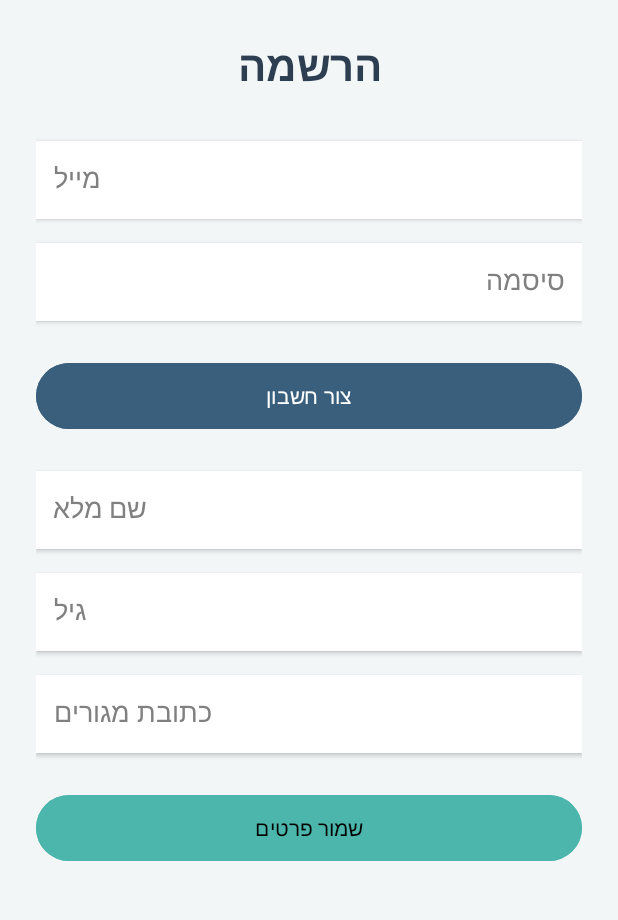
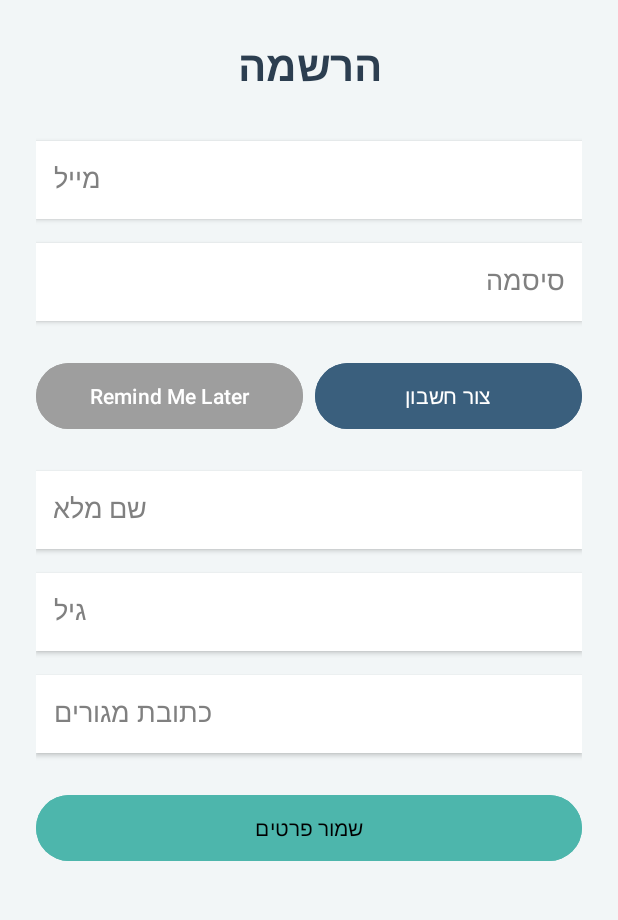
Before and after one commit to sagieCO/MyFirstApplication, an Android app: the MainActivity screen opened directly, with no data from a screen before it, in the side drawer, after a tap on "הרשמה", on a phone screen of 412 x 824 dp, the part 96-1016 px from its top. Run offline under Robolectric (Android 15) with nearby library versions, the light colour scheme and no system bars; our stand-ins replace CircleImageView, Firebase (no records; nobody signed in at launch, a user with empty details on screens opened directly).

Commit message:
fixing the menuBar

```diff
--- a/app/src/main/java/com/sagie/myfirstapplication/BaseActivity.java
+++ b/app/src/main/java/com/sagie/myfirstapplication/BaseActivity.java
@@ -9,6 +9,7 @@ import android.widget.Toast;
 
 import androidx.appcompat.app.AppCompatActivity;
 import androidx.appcompat.widget.Toolbar;
+import androidx.core.view.WindowCompat;
 import androidx.drawerlayout.widget.DrawerLayout;
 
 import com.bumptech.glide.Glide;
@@ -26,10 +27,11 @@ public class BaseActivity extends AppCompatActivity {
     @Override
     protected void onCreate(Bundle savedInstanceState) {
         super.onCreate(savedInstanceState);
-
+        WindowCompat.setDecorFitsSystemWindows(getWindow(),false);
         setContentView(R.layout.base_layout);
         setupMenu();
     }
+
 
     protected void setupMenu() {
 
@@ -81,7 +83,10 @@ public class BaseActivity extends AppCompatActivity {
         navigationView.setNavigationItemSelectedListener(item -> {
             int id = item.getItemId();
 
-            if (id == R.id.btnLogin) {
+            if (id == R.id.btnHome) {
+                startActivity(new Intent(this, MainActivity.class));
+            }
+            else if (id == R.id.btnLogin) {
                 startActivity(new Intent(this, LoginActivity.class));
             } else if (id == R.id.brnCalender) {
                 startActivity(new Intent(this, CalenderActivity.class));
--- a/app/src/main/java/com/sagie/myfirstapplication/MainActivity.java
+++ b/app/src/main/java/com/sagie/myfirstapplication/MainActivity.java
@@ -3,9 +3,9 @@ package com.sagie.myfirstapplication;
 import androidx.activity.OnBackPressedCallback;
 import androidx.annotation.NonNull;
 import androidx.appcompat.app.ActionBarDrawerToggle;
-import androidx.appcompat.app.AppCompatActivity;
 import androidx.drawerlayout.widget.DrawerLayout;
 
+import android.app.AlertDialog;
 import android.content.Context;
 import android.content.Intent;
 import android.os.Bundle;
@@ -16,6 +16,8 @@ import android.widget.TextView;
 import android.widget.Toast;
 
 import com.google.android.material.navigation.NavigationView;
+import androidx.appcompat.app.AppCompatActivity;
+
 import com.google.firebase.auth.FirebaseAuth;
 import com.google.firebase.auth.FirebaseUser;
 import com.google.firebase.database.DataSnapshot;
@@ -41,8 +43,6 @@ public class MainActivity extends BaseActivity {
     @Override
     protected void onCreate(Bundle savedInstanceState) {
         super.onCreate(savedInstanceState);
-        setContentView(R.layout.activity_main);
-
         setContentView(R.layout.base_layout);
         setupMenu();
         setContentLayout(R.layout.activity_main);
@@ -53,10 +53,10 @@ public class MainActivity extends BaseActivity {
         mAuth = FirebaseAuth.getInstance();
         usersRef = FirebaseDatabase.getInstance().getReference("users");
 
-        initViews();       // אתחול Views ו־Drawer
-        setupListeners();  // חיבור כל ההאזנות לכפתורים ול־Navigation Drawer
+        initViews();
+        setupListeners();
 
-        // Auth Listener
+        // Auth listener
         authListener = firebaseAuth -> {
             FirebaseUser user = firebaseAuth.getCurrentUser();
             updateHeader(user);
@@ -67,6 +67,9 @@ public class MainActivity extends BaseActivity {
     protected void onStart() {
         super.onStart();
         mAuth.addAuthStateListener(authListener);
+
+        // ⭐ בודק תזכורת פרטים אישיים
+        checkUserDetailsReminder();
     }
 
     @Override
@@ -77,7 +80,58 @@ public class MainActivity extends BaseActivity {
         }
     }
 
-    // 🔹 אתחול Views, Drawer ו־ActionBar
+    // -----------------------------------------------------------------------
+    // ⭐ מערכת תזכורת למילוי פרטים – פעם ב־3 כניסות
+    // -----------------------------------------------------------------------
+
+    private void checkUserDetailsReminder() {
+        FirebaseUser user = FirebaseAuth.getInstance().getCurrentUser();
+        if (user == null) return;
+
+        String uid = user.getUid();
+
+        // מגדיל מונה כניסות
+        PrefsHelper.incrementLoginCount(this);
+        int count = PrefsHelper.getLoginCount(this);
+
+        // אם זה לא כניסה שלישית → לא מזכירים
+        if (count % 3 != 0) return;
+
+        // בודק אם יש פרטים אישיים
+        usersRef.child(uid).child("hasDetails")
+                .addListenerForSingleValueEvent(new ValueEventListener() {
+                    @Override
+                    public void onDataChange(@NonNull DataSnapshot snapshot) {
+
+                        Boolean hasDetails = snapshot.getValue(Boolean.class);
+
+                        // אם אין פרטים → קופץ דיאלוג
+                        if (hasDetails == null || !hasDetails) {
+                            showDetailsReminderDialog();
+                        }
+                    }
+
+                    @Override
+                    public void onCancelled(@NonNull DatabaseError error) {}
+                });
+    }
+
+    // דיאלוג תזכורת
+    private void showDetailsReminderDialog() {
+        new AlertDialog.Builder(this)
+                .setTitle("תזכורת")
+                .setMessage("היי! נראה שלא מילאת את הפרטים האישיים שלך.\nזה ייקח פחות מדקה וישפר את החוויה שלך באפליקציה 😊")
+                .setPositiveButton("עבור לפרטים", (d, w) -> {
+                    startActivity(new Intent(MainActivity.this, ProfileUserActivity.class));
+                })
+                .setNegativeButton("אחר כך", null)
+                .show();
+    }
+
+    // -----------------------------------------------------------------------
+    // 🔹 אתחול של כל ה-Views ותפריט הצד
+    // -----------------------------------------------------------------------
+
     private void initViews() {
         btnProfile = findViewById(R.id.profileIcon);
 
@@ -85,7 +139,9 @@ public class MainActivity extends BaseActivity {
         nv_side = findViewById(R.id.nv_side);
         tv_snv = findViewById(R.id.tv_snv);
 
-        toggle = new ActionBarDrawerToggle(this, drawerLayout, R.string.navigation_drawer_open, R.string.navigation_drawer_close);
+        toggle = new ActionBarDrawerToggle(this, drawerLayout,
+                R.string.navigation_drawer_open, R.string.navigation_drawer_close);
+
         drawerLayout.addDrawerListener(toggle);
         toggle.syncState();
 
@@ -94,6 +150,7 @@ public class MainActivity extends BaseActivity {
             getSupportActionBar().setHomeButtonEnabled(true);
         }
 
+        // Greeting Header
         if (nv_side.getHeaderCount() > 0) {
             View headerView = nv_side.getHeaderView(0);
             TextView userGreeting = headerView.findViewById(R.id.tvGreeting);
@@ -107,7 +164,10 @@ public class MainActivity extends BaseActivity {
         }
     }
 
-    // 🔹 חיבור כל ההאזנות לכפתורים ו־Navigation Items
+    // -----------------------------------------------------------------------
+    // 🔹 האזנות לניווט
+    // -----------------------------------------------------------------------
+
     private void setupListeners() {
         nv_side.setNavigationItemSelectedListener(item -> {
             int id = item.getItemId();
@@ -127,10 +187,12 @@ public class MainActivity extends BaseActivity {
                 Toast.makeText(MainActivity.this, "התנתקת בהצלחה", Toast.LENGTH_SHORT).show();
                 FirebaseAuth.getInstance().signOut();
             }
+
             drawerLayout.closeDrawers();
             return true;
         });
 
+        // back button
         getOnBackPressedDispatcher().addCallback(this, new OnBackPressedCallback(true) {
             @Override
             public void handleOnBackPressed() {
@@ -141,28 +203,28 @@ public class MainActivity extends BaseActivity {
                 }
             }
         });
-
-        // כאן ניתן להוסיף גם OnClickListeners נוספים לכפתורים כמו btnProfile וכו'
     }
 
-    // 🔹 עדכון כותרת המשתמש ב־Navigation Header
+    // -----------------------------------------------------------------------
+    // 🔹 עדכון ברכה בתפריט
+    // -----------------------------------------------------------------------
+
     private void updateHeader(FirebaseUser user) {
-        if (nv_side.getHeaderCount() > 0) {
+        if (nv_side.getHeaderCount() == 0) return;
+
         View headerView = nv_side.getHeaderView(0);
         TextView userGreeting = headerView.findViewById(R.id.tvGreeting);
 
         if (user != null) {
             String uid = user.getUid();
+
             usersRef.child(uid).addListenerForSingleValueEvent(new ValueEventListener() {
                 @Override
                 public void onDataChange(@NonNull DataSnapshot snapshot) {
-                        if (snapshot.exists()) {
                     User currentUser = snapshot.getValue(User.class);
+
                     if (currentUser != null && currentUser.getName() != null) {
-                                //userGreeting.setText("שלום " + currentUser.getName());
-                            } else {
-                                //userGreeting.setText("שלום אורח");
-                            }
+                        // userGreeting.setText("שלום " + currentUser.getName());
                     } else {
                         userGreeting.setText("שלום אורח");
                     }
@@ -177,13 +239,14 @@ public class MainActivity extends BaseActivity {
             userGreeting.setText("שלום אורח");
         }
     }
-    }
+
+    // -----------------------------------------------------------------------
+    // תפריט למעלה
+    // -----------------------------------------------------------------------
 
     @Override
     public boolean onOptionsItemSelected(@NonNull MenuItem item) {
-        if (toggle.onOptionsItemSelected(item)) {
-            return true;
-        }
+        if (toggle.onOptionsItemSelected(item)) return true;
         return super.onOptionsItemSelected(item);
     }
 }
--- /dev/null
+++ b/app/src/main/java/com/sagie/myfirstapplication/PrefsHelper.java
@@ -0,0 +1,21 @@
+package com.sagie.myfirstapplication;
+
+import android.content.Context;
+import android.content.SharedPreferences;
+
+public class PrefsHelper {
+
+    private static final String PREF_NAME = "AppPrefs";
+    private static final String LOGIN_COUNT = "login_count";
+
+    public static void incrementLoginCount(Context ctx) {
+        SharedPreferences sp = ctx.getSharedPreferences(PREF_NAME, Context.MODE_PRIVATE);
+        int count = sp.getInt(LOGIN_COUNT, 0);
+        sp.edit().putInt(LOGIN_COUNT, count + 1).apply();
+    }
+
+    public static int getLoginCount(Context ctx) {
+        return ctx.getSharedPreferences(PREF_NAME, Context.MODE_PRIVATE)
+                .getInt(LOGIN_COUNT, 0);
+    }
+}
--- a/app/src/main/res/layout/activity_register.xml
+++ b/app/src/main/res/layout/activity_register.xml
@@ -52,15 +52,34 @@
             android:gravity="end"/>
 
         <!-- כפתור יצירת חשבון -->
-        <Button
-            android:id="@+id/btnCreateAccount"
+        <LinearLayout
             android:layout_width="match_parent"
             android:layout_height="wrap_content"
-            android:minHeight="52dp"
-            android:text="צור חשבון"
-            android:backgroundTint="#3A5F7D"
-            android:textColor="#FFFFFF"
-            android:layout_marginBottom="24dp" />
+            android:orientation="horizontal"
+            android:weightSum="2"
+            android:layout_marginBottom="24dp">
+
+            <Button
+                android:id="@+id/btnCreateAccount"
+                android:layout_width="0dp"
+                android:layout_height="wrap_content"
+                android:layout_weight="1"
+                android:minHeight="52dp"
+                android:text="צור חשבון"
+                android:backgroundTint="#3A5F7D"
+                android:textColor="#FFFFFF"
+                android:layout_marginEnd="8dp"/>
+
+            <Button
+                android:id="@+id/btnSkip"
+                android:layout_width="0dp"
+                android:layout_height="wrap_content"
+                android:layout_weight="1"
+                android:minHeight="52dp"
+                android:text="Remind Me Later"
+                android:backgroundTint="#9E9E9E"
+                android:textColor="#FFFFFF"/>
+        </LinearLayout>
 
         <!-- שדות נוספים (נעולים עד יצירת חשבון) -->
         <EditText
--- a/app/src/main/res/menu/side_menu.xml
+++ b/app/src/main/res/menu/side_menu.xml
@@ -4,7 +4,9 @@
 
 
 
-
+    <item
+        android:id="@+id/btnHome"
+        android:title="דף ראשי" />
 
     <item
         android:id="@+id/btnLogin"
--- a/app/src/main/res/values/themes.xml
+++ b/app/src/main/res/values/themes.xml
@@ -3,6 +3,10 @@
     <style name="Base.Theme.MyFirstApplication" parent="Theme.Material3.DayNight.NoActionBar">
         <!-- Customize your light theme here. -->
          <item name="colorPrimary">@color/primaryColor</item>
+        <item name="android:statusBarColor">@android:color/transparent</item>
+
+        <item name="android:windowLightStatusBar">true</item>
+
     </style>
 
     <style name="Theme.MyFirstApplication" parent="Base.Theme.MyFirstApplication" />
```
Also changed, not shown: app/src/main/java/com/sagie/myfirstapplication/RegisterActivity.java (+126 -71 lines). Lines whose indentation alone changed are shown as unchanged.
